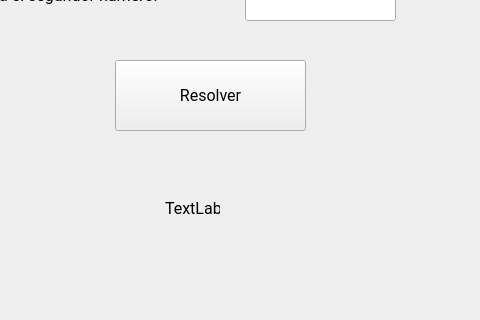
Above: widget.ui from Ismael-Avila1/Calculadora before the change; both pictures show x 175 to 655 and y 280 to 600 of the 800 by 600 pixel window. Below: the same form after it.
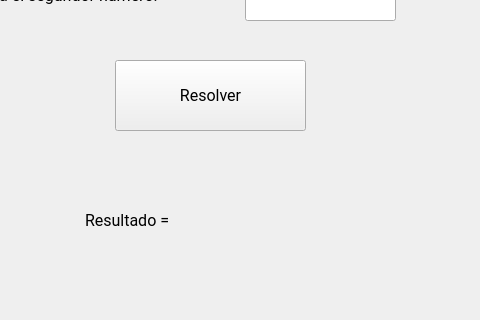
That is the form after the change.

Commit message: Interfac gráfica terminada

```diff
--- a/widget.ui
+++ b/widget.ui
@@ -73,10 +73,10 @@
   <widget class="QLabel" name="label_3">
    <property name="geometry">
     <rect>
-     <x>340</x>
-     <y>480</y>
-     <width>55</width>
-     <height>16</height>
+     <x>260</x>
+     <y>470</y>
+     <width>311</width>
+     <height>61</height>
     </rect>
    </property>
    <property name="font">
@@ -86,7 +86,7 @@
     </font>
    </property>
    <property name="text">
-    <string>TextLabel</string>
+    <string>Resultado = </string>
    </property>
   </widget>
   <widget class="QLineEdit" name="lineEdit">
```
Left out of the diff: 10 changed lines with no effect on the pictures.
